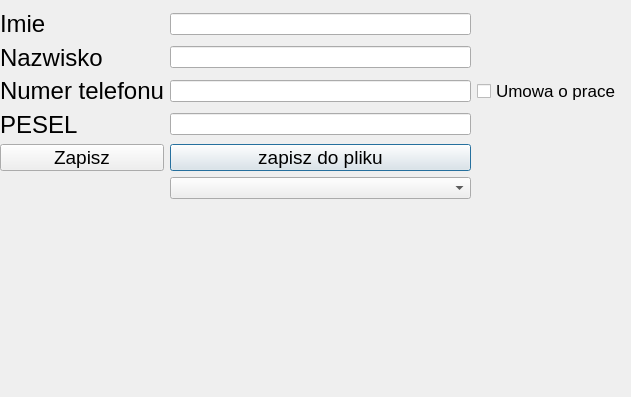
First picture: the form in layout.ui, repository meqiu12344/employees_PyQt, before the edit.
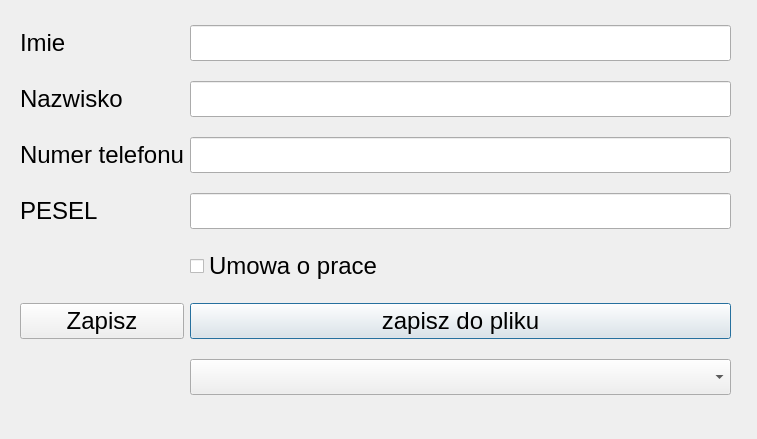
Second picture: the form after the edit.

```diff
--- a/layout.ui
+++ b/layout.ui
@@ -6,8 +6,8 @@
    <rect>
     <x>0</x>
     <y>0</y>
-    <width>631</width>
-    <height>397</height>
+    <width>757</width>
+    <height>439</height>
    </rect>
   </property>
   <property name="windowTitle">
@@ -17,17 +17,29 @@
    <property name="geometry">
     <rect>
      <x>0</x>
-     <y>10</y>
-     <width>621</width>
-     <height>189</height>
+     <y>0</y>
+     <width>751</width>
+     <height>406</height>
     </rect>
    </property>
    <layout class="QGridLayout" name="gridLayout">
-    <item row="4" column="1">
+    <property name="leftMargin">
+     <number>20</number>
+    </property>
+    <property name="topMargin">
+     <number>20</number>
+    </property>
+    <property name="rightMargin">
+     <number>20</number>
+    </property>
+    <property name="verticalSpacing">
+     <number>15</number>
+    </property>
+    <item row="5" column="1">
      <widget class="QPushButton" name="saveToFileButton">
       <property name="font">
        <font>
-        <pointsize>14</pointsize>
+        <pointsize>18</pointsize>
        </font>
       </property>
       <property name="text">
@@ -35,18 +47,6 @@
       </property>
      </widget>
     </item>
-    <item row="2" column="0">
-     <widget class="QLabel" name="label_3">
-      <property name="font">
-       <font>
-        <pointsize>18</pointsize>
-       </font>
-      </property>
-      <property name="text">
-       <string>Numer telefonu</string>
-      </property>
-     </widget>
-    </item>
     <item row="1" column="0">
      <widget class="QLabel" name="label_2">
       <property name="font">
@@ -59,6 +59,30 @@
       </property>
      </widget>
     </item>
+    <item row="2" column="0">
+     <widget class="QLabel" name="label_3">
+      <property name="font">
+       <font>
+        <pointsize>18</pointsize>
+       </font>
+      </property>
+      <property name="text">
+       <string>Numer telefonu</string>
+      </property>
+     </widget>
+    </item>
+    <item row="0" column="1">
+     <widget class="QLineEdit" name="nameValue">
+      <property name="font">
+       <font>
+        <pointsize>18</pointsize>
+       </font>
+      </property>
+      <property name="maxLength">
+       <number>30</number>
+      </property>
+     </widget>
+    </item>
     <item row="0" column="0">
      <widget class="QLabel" name="label">
       <property name="font">
@@ -71,30 +95,11 @@
       </property>
      </widget>
     </item>
-    <item row="2" column="2">
-     <widget class="QCheckBox" name="typeCheckBox">
-      <property name="font">
-       <font>
-        <pointsize>13</pointsize>
-       </font>
-      </property>
-      <property name="text">
-       <string>Umowa o prace</string>
-      </property>
-     </widget>
-    </item>
-    <item row="0" column="1">
-     <widget class="QLineEdit" name="nameValue">
-      <property name="maxLength">
-       <number>30</number>
-      </property>
-     </widget>
-    </item>
-    <item row="4" column="0">
+    <item row="5" column="0">
      <widget class="QPushButton" name="saveButton">
       <property name="font">
        <font>
-        <pointsize>14</pointsize>
+        <pointsize>18</pointsize>
        </font>
       </property>
       <property name="text">
@@ -104,25 +109,49 @@
     </item>
     <item row="2" column="1">
      <widget class="QLineEdit" name="PhoneValue">
+      <property name="font">
+       <font>
+        <pointsize>18</pointsize>
+       </font>
+      </property>
       <property name="maxLength">
        <number>9</number>
       </property>
      </widget>
     </item>
-    <item row="1" column="1">
-     <widget class="QLineEdit" name="secondNameValue">
-      <property name="maxLength">
-       <number>30</number>
-      </property>
-     </widget>
-    </item>
     <item row="3" column="1">
      <widget class="QLineEdit" name="peselValue">
+      <property name="font">
+       <font>
+        <pointsize>18</pointsize>
+       </font>
+      </property>
       <property name="maxLength">
        <number>11</number>
       </property>
      </widget>
     </item>
+    <item row="1" column="1">
+     <widget class="QLineEdit" name="secondNameValue">
+      <property name="font">
+       <font>
+        <pointsize>18</pointsize>
+       </font>
+      </property>
+      <property name="maxLength">
+       <number>30</number>
+      </property>
+     </widget>
+    </item>
+    <item row="6" column="1">
+     <widget class="QComboBox" name="lista">
+      <property name="font">
+       <font>
+        <pointsize>18</pointsize>
+       </font>
+      </property>
+     </widget>
+    </item>
     <item row="3" column="0">
      <widget class="QLabel" name="label_4">
       <property name="font">
@@ -135,8 +164,17 @@
       </property>
      </widget>
     </item>
-    <item row="5" column="1">
-     <widget class="QComboBox" name="lista"/>
+    <item row="4" column="1">
+     <widget class="QCheckBox" name="typeCheckBox">
+      <property name="font">
+       <font>
+        <pointsize>18</pointsize>
+       </font>
+      </property>
+      <property name="text">
+       <string>Umowa o prace</string>
+      </property>
+     </widget>
     </item>
    </layout>
   </widget>
```
